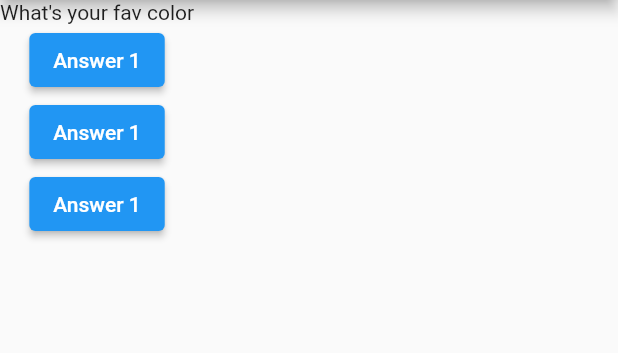
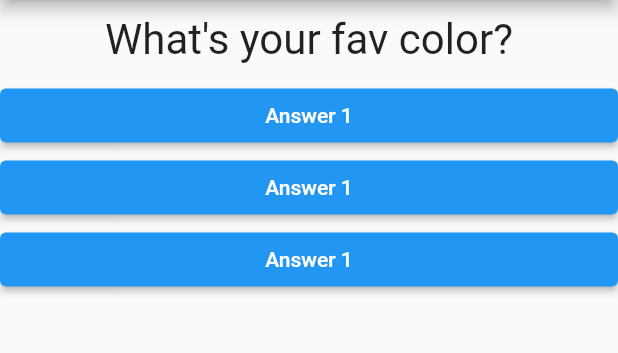
Before and after one commit to oyegbilepraise/First_Flutter_app, a Flutter app: the screen it shows after launch, on a phone screen of 412 x 824 dp, the part 84-437 px from its top. Run offline on Flutter 3.47's test engine with Material 2 defaults, Android fonts, the phone set to English and light mode, and no system bars.

Commit message:
+ answer.dart file

```diff
--- /dev/null
+++ b/lib/answer.dart
@@ -0,0 +1,21 @@
+import 'package:flutter/material.dart';
+
+class Answer extends StatelessWidget {
+  final VoidCallback selectHandler;
+
+  Answer(this.selectHandler);
+
+  @override
+  Widget build(BuildContext context) {
+    return Container(
+      width: double.infinity,
+      child: ElevatedButton(
+        style: ElevatedButton.styleFrom(
+          primary: Colors.blue,
+        ),
+        child: Text('Answer 1'),
+        onPressed: selectHandler,
+      ),
+    );
+  }
+}
--- a/lib/main.dart
+++ b/lib/main.dart
@@ -1,6 +1,7 @@
 import 'package:flutter/material.dart';
 
 import './question.dart';
+import './answer.dart';
 
 // void main() {
 //   runApp(MyApp());
@@ -31,8 +32,18 @@ class _MyAppState extends State<MyApp> {
   @override
   Widget build(BuildContext context) {
     var questions = [
-      'What\'s your fav color',
-      'What\'s your fav animal',
+      {
+        'questionText': 'What\'s your fav color?',
+        'answers': ['Black', 'Red', 'Yellow', 'Blue'],
+      },
+      {
+        'questionText': 'What\'s your fav animal?',
+        'answers': ['Rabbit', 'Snake', 'Elephant', 'Lion'],
+      },
+      {
+        'questionText': 'What\'s your fav instructor?',
+        'answers': ['Max', 'Brad', 'Code Addict', 'Traversy'],
+      },
     ];
     return MaterialApp(
       home: Scaffold(
@@ -42,20 +53,11 @@ class _MyAppState extends State<MyApp> {
         body: Column(
           children: [
             Question(
-              questions[_questionIndex],
+              questions[_questionIndex]['questionText'],
             ),
-            ElevatedButton(
-              child: Text('Answer 1'),
-              onPressed: _answerChosen,
-            ),
-            ElevatedButton(
-              child: Text('Answer 1'),
-              onPressed: _answerChosen,
-            ),
-            ElevatedButton(
-              child: Text('Answer 1'),
-              onPressed: _answerChosen,
-            ),
+            Answer(_answerChosen),
+            Answer(_answerChosen),
+            Answer(_answerChosen),
           ],
         ),
       ),
--- a/lib/question.dart
+++ b/lib/question.dart
@@ -1,12 +1,20 @@
 import 'package:flutter/material.dart';
 
 class Question extends StatelessWidget {
-  String questionText;
+  final String questionText;
 
   Question(this.questionText);
 
   @override
   Widget build(BuildContext context) {
-    return Text(questionText);
+    return Container(
+      width: double.infinity,
+      margin: EdgeInsets.all(10),
+      child: Text(
+        questionText,
+        style: TextStyle(fontSize: 28),
+        textAlign: TextAlign.center,
+      ),
+    );
   }
 }
```
